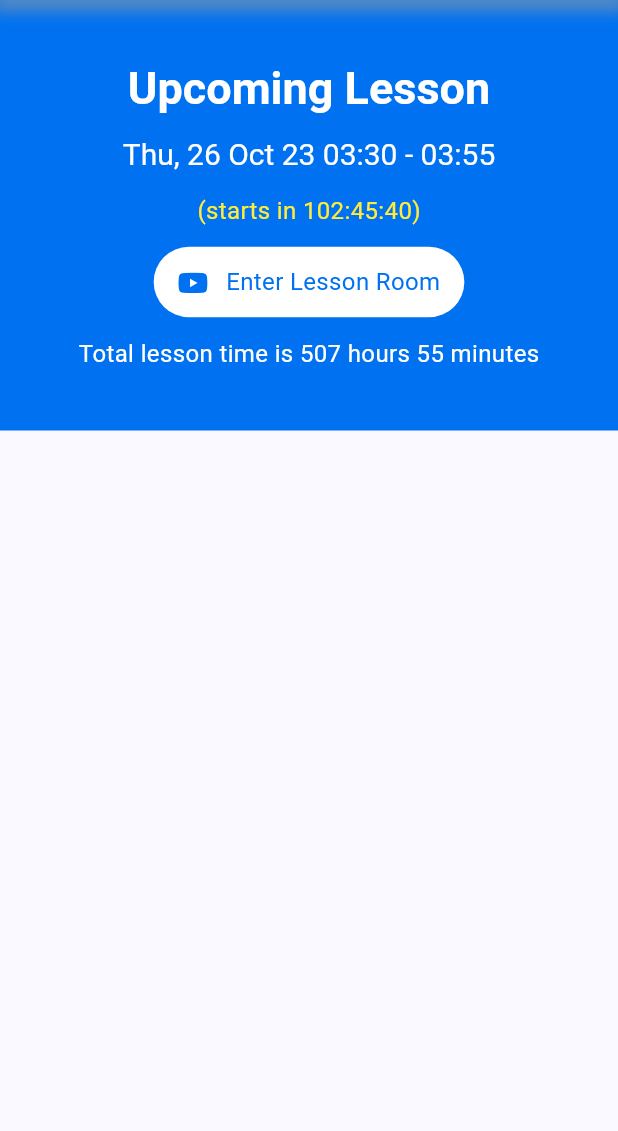
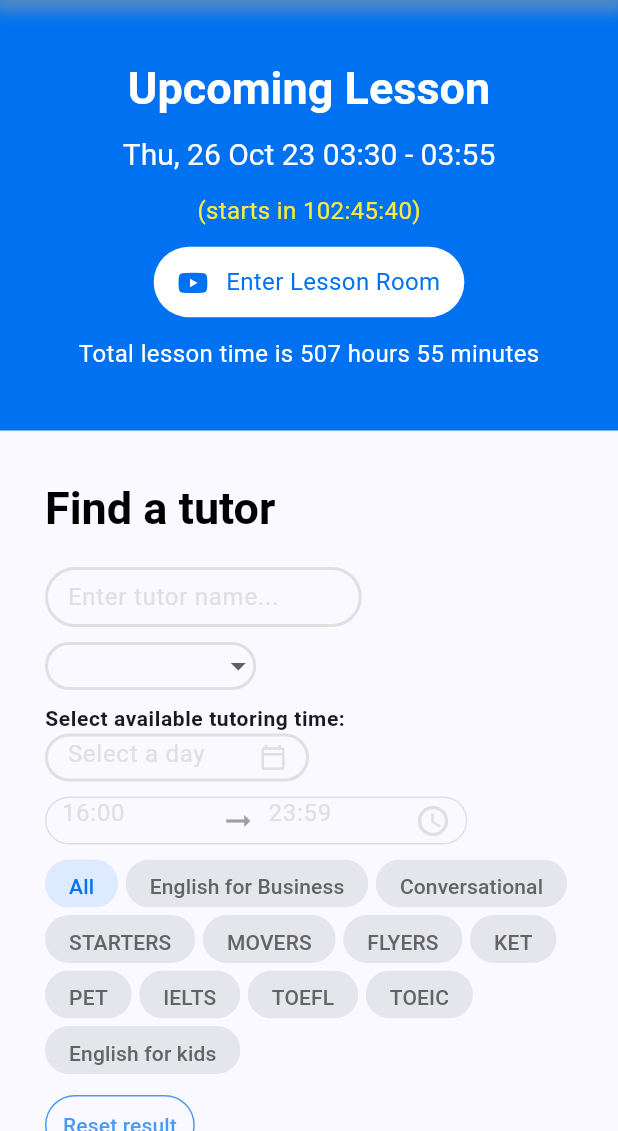
Before and after one commit to lmtri2307/Lettutor, a Flutter app: the screen it shows after launch, on a phone screen of 412 x 824 dp, the part 105-1236 px from its top. Run offline on Flutter 3.47's test engine with Material 2 defaults, Android fonts, the phone set to English and light mode, and no system bars; our stand-ins replace flutter_svg, font_awesome_flutter.

Commit message:
done TutorSearch

```diff
--- /dev/null
+++ b/lib/enums/tutor_filter_choice.dart
@@ -0,0 +1,18 @@
+enum TutorFilterChoice {
+  all("All"),
+  engForBusiness("English for Business"),
+  conversational("Conversational"),
+  starters("STARTERS"),
+  movers("MOVERS"),
+  flyers("FLYERS"),
+  ket("KET"),
+  pet("PET"),
+  ielts("IELTS"),
+  toefl("TOEFL"),
+  toeic("TOEIC"),
+  engForKids("English for kids");
+
+  final String name;
+
+  const TutorFilterChoice(this.name);
+}
--- /dev/null
+++ b/lib/enums/tutor_nationality.dart
@@ -0,0 +1,9 @@
+enum TutorNationality {
+  foreign("Foreign"),
+  vietnamese("Vietnamese"),
+  native("Native English");
+
+  final String name;
+
+  const TutorNationality(this.name);
+}
--- a/lib/presentation/Home/Home.dart
+++ b/lib/presentation/Home/Home.dart
@@ -1,5 +1,6 @@
 import 'package:flutter/material.dart';
 import 'package:lettutor/presentation/AppBar/AppBar.dart';
+import 'package:lettutor/presentation/Home/TutorSearch.dart';
 import 'package:lettutor/presentation/Home/UpcomingLesson.dart';
 
 class Home extends StatelessWidget {
@@ -7,14 +8,22 @@ class Home extends StatelessWidget {
 
   @override
   Widget build(BuildContext context) {
-    return Scaffold(
-      appBar: MyAppBar(isLogined: true,),
+    return const Scaffold(
+      appBar: MyAppBar(
+        isLogined: true,
+      ),
       body: SingleChildScrollView(
         scrollDirection: Axis.vertical,
         child: Column(
-            children: [
-              UpcomingLesson(),
-            ],
+          crossAxisAlignment: CrossAxisAlignment.stretch,
+          children: [
+            UpcomingLesson(),
+            Padding(
+              padding:
+                  EdgeInsets.only(top: 33, left: 30, right: 30, bottom: 49),
+              child: TutorSearch(),
+            )
+          ],
         ),
       ),
     );
--- /dev/null
+++ b/lib/presentation/Home/TutorSearch.dart
@@ -0,0 +1,140 @@
+import 'package:flutter/material.dart';
+import 'package:lettutor/enums/tutor_nationality.dart';
+import 'package:lettutor/presentation/Home/TutorSearchFilterChoiceList.dart';
+import 'package:lettutor/presentation/TimeRangePickerFormField/TimeRangePickerFormField.dart';
+
+class TutorSearch extends StatelessWidget {
+  const TutorSearch({super.key});
+
+  @override
+  Widget build(BuildContext context) {
+    return Column(
+      crossAxisAlignment: CrossAxisAlignment.start,
+      children: [
+        Text(
+          "Find a tutor",
+          style: Theme.of(context)
+              .textTheme
+              .headlineLarge
+              ?.copyWith(color: Colors.black),
+        ),
+        const SizedBox(
+          height: 20,
+        ),
+        const TutorSearchForm(),
+      ],
+    );
+  }
+}
+
+class TutorSearchForm extends StatelessWidget {
+  const TutorSearchForm({super.key});
+
+  @override
+  Widget build(BuildContext context) {
+    return Theme(
+      data: Theme.of(context).copyWith(
+          inputDecorationTheme: InputDecorationTheme(
+        suffixIconColor: Colors.grey.shade300,
+        isDense: true,
+        contentPadding: const EdgeInsets.symmetric(vertical: 8, horizontal: 11),
+        hintStyle: TextStyle(color: Colors.grey.shade300),
+        enabledBorder: OutlineInputBorder(
+            borderSide: BorderSide(color: Colors.grey.shade300, width: 2),
+            borderRadius: const BorderRadius.all(Radius.circular(24))),
+        focusedBorder: const OutlineInputBorder(
+          borderSide: BorderSide(
+            color: Colors.blue,
+            width: 2,
+          ),
+          borderRadius: BorderRadius.all(Radius.circular(24)),
+        ),
+      )),
+      child: Form(
+          child: Column(
+        crossAxisAlignment: CrossAxisAlignment.start,
+        children: [
+          FractionallySizedBox(
+              widthFactor: 0.6,
+              child: TextFormField(
+                decoration: const InputDecoration(
+                  hintText: "Enter tutor name...",
+                ),
+              )),
+          const SizedBox(
+            height: 10,
+          ),
+          FractionallySizedBox(
+            widthFactor: 0.4,
+            child: SizedBox(
+              height: 32,
+              child: DropdownButtonFormField<TutorNationality>(
+                isExpanded: true,
+                items: TutorNationality.values
+                    .map((e) => DropdownMenuItem(
+                        value: e, child: Text("${e.name} Tutor")))
+                    .toList(),
+                onChanged: (e) {},
+              ),
+            ),
+          ),
+          const SizedBox(
+            height: 10,
+          ),
+          Text(
+            "Select available tutoring time:",
+            style: Theme.of(context)
+                .textTheme
+                .bodySmall
+                ?.copyWith(fontWeight: FontWeight.bold),
+          ),
+          FractionallySizedBox(
+            widthFactor: 0.5,
+            child: SizedBox(
+              height: 32,
+              child: TextFormField(
+                // readOnly: true,
+                decoration: const InputDecoration(
+                  hintText: "Select a day",
+                  suffixIcon: Icon(Icons.calendar_today_outlined),
+                ),
+                onTap: () async {
+                  final DateTime? pickedDate = await showDatePicker(
+                    context: context,
+                    initialDate: DateTime.now(),
+                    firstDate: DateTime(DateTime.now().year - 10),
+                    lastDate: DateTime(DateTime.now().year + 10),
+                  );
+                },
+              ),
+            ),
+          ),
+          const SizedBox(
+            height: 10,
+          ),
+          const FractionallySizedBox(
+            widthFactor: 0.8,
+            child: TimeRangePickerFormField(),
+          ),
+          const SizedBox(
+            height: 10,
+          ),
+          const TutorSearchFilterChoiceList(),
+          const SizedBox(
+            height: 10,
+          ),
+          TextButton(
+              style: TextButton.styleFrom(
+                  side: BorderSide(
+                      color: Theme.of(context).primaryColor.withOpacity(0.7))),
+              onPressed: () {},
+              child: Text(
+                "Reset result",
+                style: TextStyle(
+                    color: Theme.of(context).primaryColor.withOpacity(0.7)),
+              )),
+        ],
+      )),
+    );
+  }
+}
--- /dev/null
+++ b/lib/presentation/Home/TutorSearchFilterChoiceList.dart
@@ -0,0 +1,41 @@
+import 'package:flutter/material.dart';
+import 'package:lettutor/enums/tutor_filter_choice.dart';
+
+class TutorSearchFilterChoiceList extends StatelessWidget {
+  const TutorSearchFilterChoiceList({super.key});
+
+  @override
+  Widget build(BuildContext context) {
+    TutorFilterChoice chosen = TutorFilterChoice.all;
+    return Wrap(
+        spacing: 5.0,
+        runSpacing: 5.0,
+        children: TutorFilterChoice.values
+            .map((e) => SizedBox(
+                  height: 32,
+                  child: ChoiceChip(
+                    side: BorderSide.none,
+                    shape: RoundedRectangleBorder(
+                      borderRadius: BorderRadius.circular(20.0),
+                    ),
+                    showCheckmark: false,
+                    backgroundColor: const Color.fromARGB(255, 228, 230, 235),
+                    selectedColor: const Color.fromARGB(255, 221, 234, 255),
+                    label: Text(e.name),
+                    onSelected: (bool selected) {},
+                    selected: e == chosen,
+                    labelStyle: TextStyle(color: MaterialStateColor.resolveWith(
+                      (states) {
+                        if (states.contains(MaterialState.selected)) {
+                          return Theme.of(context)
+                              .primaryColor; // Text color when selected
+                        }
+                        return const Color.fromARGB(
+                            255, 100, 100, 100); // Text color when not selected
+                      },
+                    )),
+                  ),
+                ))
+            .toList());
+  }
+}
--- /dev/null
+++ b/lib/presentation/TimeRangePickerFormField/TimeRangePickerFormField.dart
@@ -0,0 +1,72 @@
+import 'package:flutter/material.dart';
+
+class TimeRangePickerFormField extends StatelessWidget {
+  const TimeRangePickerFormField({super.key});
+
+  @override
+  Widget build(BuildContext context) {
+    return Container(
+      height: 32,
+      padding: const EdgeInsets.symmetric(horizontal: 10),
+      decoration: BoxDecoration(
+        border: Border.all(color: Colors.grey.shade300),
+        borderRadius: const BorderRadius.all(Radius.circular(24)),
+      ),
+      child: Row(
+        crossAxisAlignment: CrossAxisAlignment.stretch,
+        mainAxisAlignment: MainAxisAlignment.spaceBetween,
+        children: <Widget>[
+          Flexible(
+            child: TextFormField(
+              decoration: const InputDecoration(
+                  hintText: "16:00",
+                  contentPadding: EdgeInsets.symmetric(
+                    vertical: 8,
+                  ),
+                  enabledBorder: InputBorder.none,
+                  // border: InputBorder.none,
+                  focusedBorder: UnderlineInputBorder(
+                    borderSide: BorderSide(
+                      color: Colors.blue,
+                      width: 2,
+                    ),
+                  )),
+              onTap: () async {
+                TimeOfDay? selectedTime = await showTimePicker(
+                  initialTime: TimeOfDay.now(),
+                  context: context,
+                );
+              },
+            ),
+          ),
+          Icon(Icons.arrow_right_alt_sharp, color: Colors.grey.shade500),
+          Flexible(
+            child: TextFormField(
+              decoration: const InputDecoration(
+                  hintText: "23:59",
+                  contentPadding: EdgeInsets.symmetric(
+                    horizontal: 8,
+                    vertical: 8,
+                  ),
+                  enabledBorder: InputBorder.none,
+                  // border: InputBorder.none,
+                  focusedBorder: UnderlineInputBorder(
+                    borderSide: BorderSide(
+                      color: Colors.blue,
+                      width: 2,
+                    ),
+                  )),
+              onTap: () async {
+                TimeOfDay? selectedTime = await showTimePicker(
+                  initialTime: TimeOfDay.now(),
+                  context: context,
+                );
+              },
+            ),
+          ),
+          Icon(Icons.access_time_sharp, color: Colors.grey.shade300),
+        ],
+      ),
+    );
+  }
+}
```
